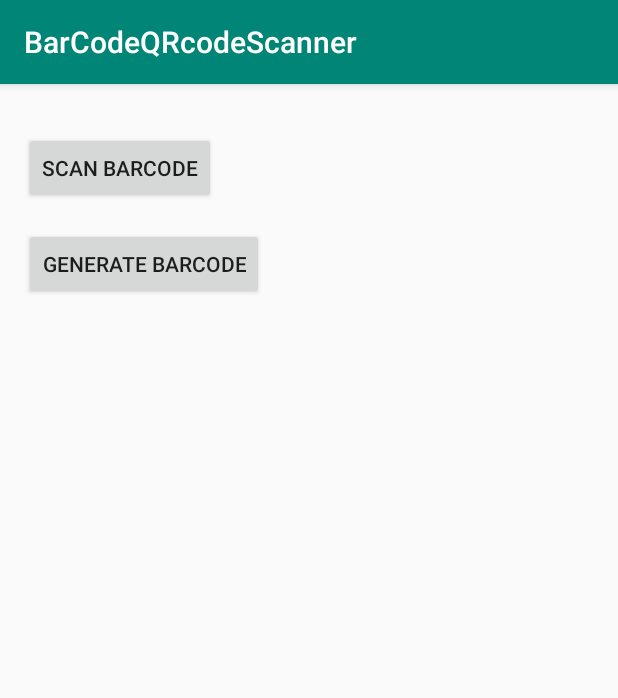
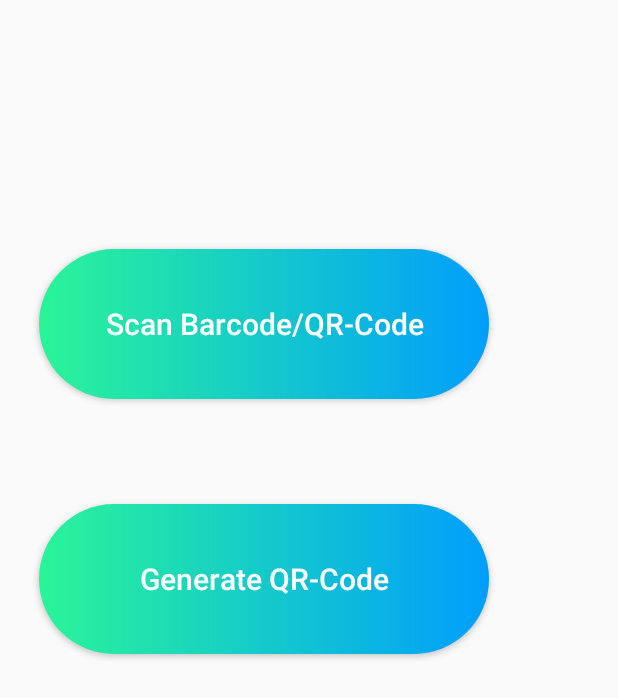
Before and after one commit to jeevcoding/QRcodeScanner, an Android app: the screen it shows after launch (MainActivity), on a phone screen of 412 x 824 dp. Shown: the top 698 px of the screen. Run offline under Robolectric (Android 15) with nearby library versions, the phone set to English and light mode, and no system bars.

Commit message:
qr code reader base(with url integration)

```diff
--- a/app/src/main/java/com/jeevcode/barcodeqrcodescanner/ScannedBarcodeActivity.java
+++ b/app/src/main/java/com/jeevcode/barcodeqrcodescanner/ScannedBarcodeActivity.java
@@ -229,7 +229,7 @@ public class ScannedBarcodeActivity extends AppCompatActivity {
 
                             intentData = barcodes.valueAt(0).displayValue;
                             txtBarcodeValue.setText(intentData);
-                            btnAction.setText(" CLICK FOR OPTIONS ON CONTENT DETECTED");
+                            btnAction.setText(" Content detected!Click here for further options!");
 
 
 
--- a/app/src/main/res/layout/activity_main.xml
+++ b/app/src/main/res/layout/activity_main.xml
@@ -22,22 +22,33 @@
 
     <Button
         android:id="@+id/btnScanBarcode"
-        android:layout_width="wrap_content"
-        android:layout_height="wrap_content"
+        android:layout_width="300dp"
+        android:layout_height="100dp"
 
-        android:layout_centerHorizontal="true"
-        android:layout_marginTop="@dimen/activity_horizontal_margin"
-        android:text="@string/scan_barcode" />
+        android:layout_marginLeft="10dp"
+        android:layout_marginTop="150dp"
+        android:layout_marginRight="10dp"
+        android:background="@drawable/custom_button"
+        android:text="@string/scan_barcode"
+        android:textAllCaps="false"
+        android:textColor="#FFFFFF"
+        android:textSize="20sp"
+
+        />
 
 
     <Button
         android:id="@+id/btnGenBarcode"
-        android:layout_width="wrap_content"
-        android:layout_height="wrap_content"
-
-        android:layout_centerHorizontal="true"
-        android:layout_marginTop="@dimen/activity_horizontal_margin"
-        android:text="@string/gen_barcode" />
+        android:layout_width="300dp"
+        android:layout_height="100dp"
+        android:layout_marginLeft="10dp"
+        android:layout_marginTop="70dp"
+        android:layout_marginRight="10dp"
+        android:background="@drawable/custom_button"
+        android:text="@string/gen_barcode"
+        android:textAllCaps="false"
+        android:textColor="#FFFFFF"
+        android:textSize="20sp" />
 
 
 
--- a/app/src/main/res/values/strings.xml
+++ b/app/src/main/res/values/strings.xml
@@ -4,7 +4,7 @@
 
     <string name="take_barcode_picture">Take Barcode Picture</string>
 
-    <string name="scan_barcode">Scan Barcode</string>
+    <string name="scan_barcode">Scan Barcode/QR-Code</string>
 
     <string name="open_camera">OPEN CAMERA</string>
 
@@ -12,7 +12,7 @@
     <string name="storage_Permission">GRANT PERMISSIONS</string>
     <string name="storage_Permission_msg">Please grant the permissions!</string>
 
-    <string name="gen_barcode">Generate Barcode</string>
+    <string name="gen_barcode">Generate QR-Code</string>
 
 
 </resources>
--- a/app/src/main/res/values/styles.xml
+++ b/app/src/main/res/values/styles.xml
@@ -1,7 +1,7 @@
 <resources>
 
     <!-- Base application theme. -->
-    <style name="AppTheme" parent="Theme.AppCompat.Light.DarkActionBar">
+    <style name="AppTheme" parent="Theme.AppCompat.Light.NoActionBar">
         <!-- Customize your theme here. -->
         <item name="colorPrimary">@color/colorPrimary</item>
         <item name="colorPrimaryDark">@color/colorPrimaryDark</item>
```
Also changed, not shown: app/src/main/java/com/jeevcode/barcodeqrcodescanner/GenerateActivity.java (+57 -10 lines), app/src/main/res/drawable/c1.xml (added, +8 -0 lines), app/src/main/res/drawable/c2.xml (added, +9 -0 lines), app/src/main/res/drawable/c3.xml (added, +9 -0 lines), app/src/main/res/layout/activity_generate.xml (+25 -8 lines), app/src/main/res/layout/activity_scan_barcode.xml (+7 -1 lines).
